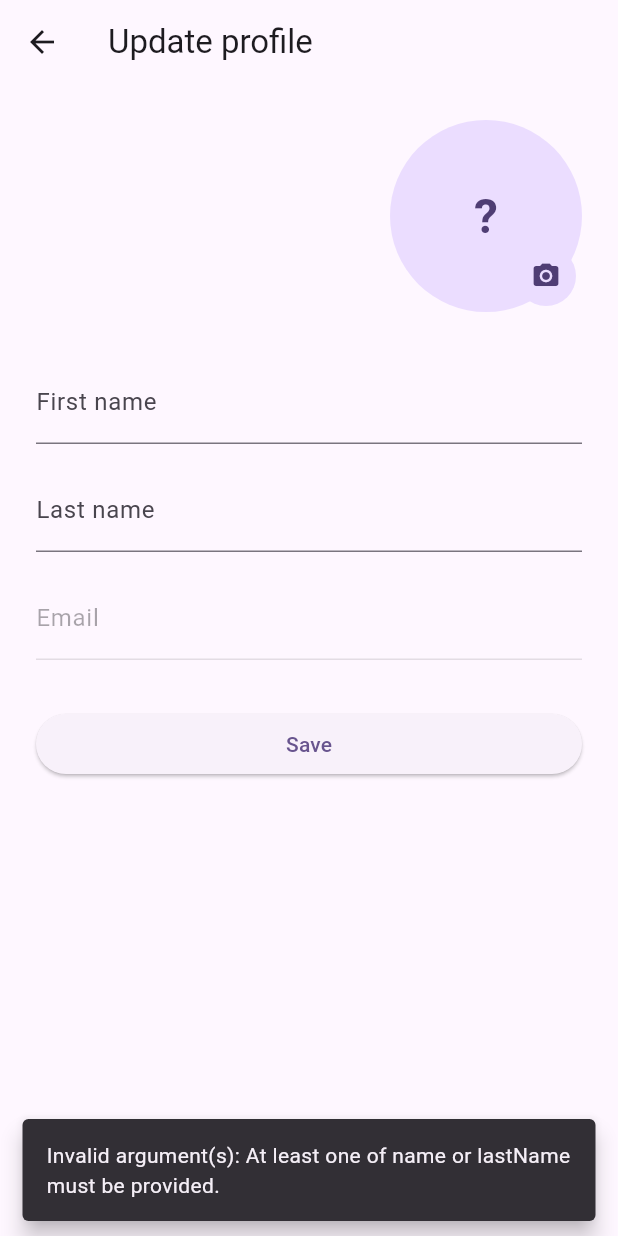
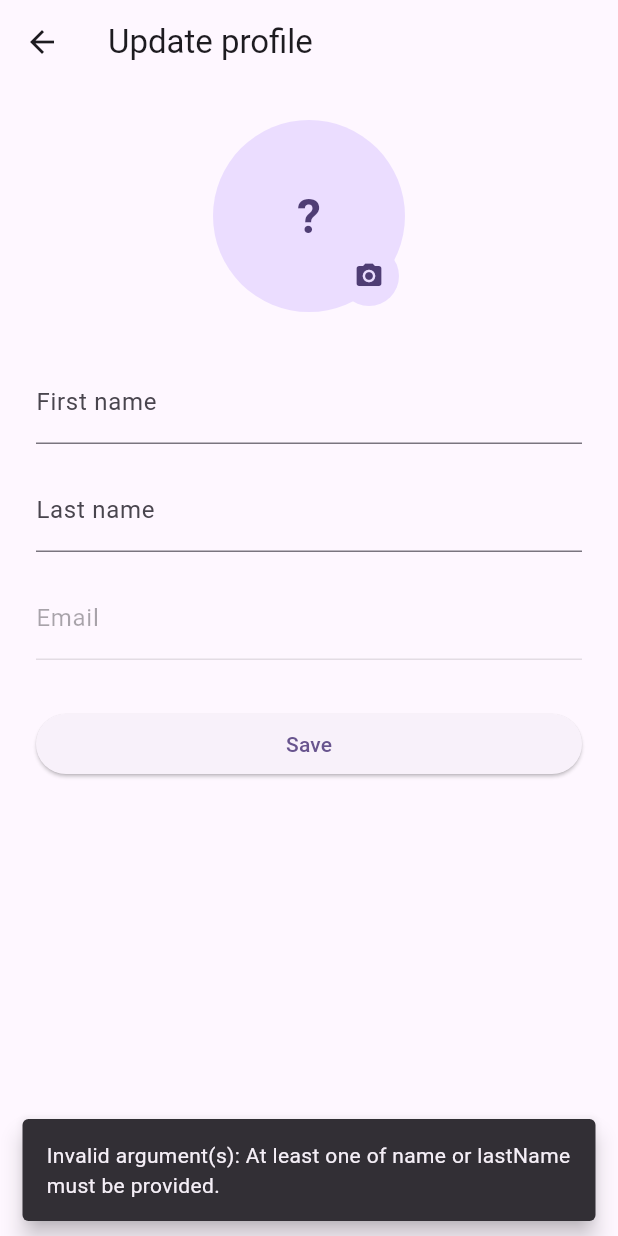
Before and after one commit to redplanettribe/m3t_atendee_app, a Flutter app: the UpdateUserPage screen opened by its route, after a tap on "Save", on a phone screen of 412 x 824 dp. Run offline on Flutter 3.47's test engine with Material 3 defaults, Android fonts, the phone set to English and light mode, and no system bars; our stand-ins replace equatable, flutter_bloc, flutter_secure_storage, go_router, image_picker; accounts and stored records are empty; network calls fail.

Commit message:
conf screen improvement

```diff
--- a/lib/app/view/app.dart
+++ b/lib/app/view/app.dart
@@ -257,7 +257,11 @@ class _ConfigPage extends StatelessWidget {
   Widget build(BuildContext context) {
     return Scaffold(
       appBar: AppBar(),
-      body: Center(
+      body: SafeArea(
+        child: Padding(
+          padding: const EdgeInsets.all(24),
+          child: Align(
+            alignment: Alignment.topCenter,
             child: BlocBuilder<UserCubit, UserState>(
               builder: (context, state) {
                 final user = state.user;
@@ -299,9 +303,13 @@ class _ConfigPage extends StatelessWidget {
                             Theme.of(context).colorScheme.primaryContainer,
                         child: Text(
                           initials,
-                      style: Theme.of(context).textTheme.headlineLarge?.copyWith(
-                            color:
-                                Theme.of(context).colorScheme.onPrimaryContainer,
+                          style: Theme.of(context)
+                              .textTheme
+                              .headlineLarge
+                              ?.copyWith(
+                                color: Theme.of(context)
+                                    .colorScheme
+                                    .onPrimaryContainer,
                                 fontWeight: FontWeight.w600,
                               ),
                         ),
@@ -329,6 +337,8 @@ class _ConfigPage extends StatelessWidget {
               },
             ),
           ),
+        ),
+      ),
     );
   }
 }
--- a/lib/user/view/update_user_page.dart
+++ b/lib/user/view/update_user_page.dart
@@ -265,7 +265,7 @@ class _UpdateUserPageState extends State<UpdateUserPage> {
                 constraints: const BoxConstraints(maxWidth: 480),
                 child: Column(
                   mainAxisSize: MainAxisSize.min,
-                  crossAxisAlignment: CrossAxisAlignment.stretch,
+                  crossAxisAlignment: CrossAxisAlignment.center,
                   children: [
                     GestureDetector(
                       onTap: state.updatingAvatar
@@ -312,28 +312,38 @@ class _UpdateUserPageState extends State<UpdateUserPage> {
                       ),
                     ),
                     const SizedBox(height: 32),
-                    TextField(
+                    SizedBox(
+                      width: double.infinity,
+                      child: TextField(
                         controller: _nameController,
                         decoration: const InputDecoration(
                           labelText: 'First name',
                         ),
                         textCapitalization: TextCapitalization.words,
                       ),
+                    ),
                     const SizedBox(height: 16),
-                    TextField(
+                    SizedBox(
+                      width: double.infinity,
+                      child: TextField(
                         controller: _lastNameController,
                         decoration: const InputDecoration(
                           labelText: 'Last name',
                         ),
                         textCapitalization: TextCapitalization.words,
                       ),
+                    ),
                     const SizedBox(height: 16),
-                    TextField(
-                      controller: TextEditingController(text: user?.email ?? ''),
+                    SizedBox(
+                      width: double.infinity,
+                      child: TextField(
+                        controller:
+                            TextEditingController(text: user?.email ?? ''),
                         decoration: const InputDecoration(
                           labelText: 'Email',
                         ),
                         enabled: false,
+                      ),
                     ),
                     const SizedBox(height: 32),
                     SizedBox(
```
Lines whose indentation alone changed are shown as unchanged.
